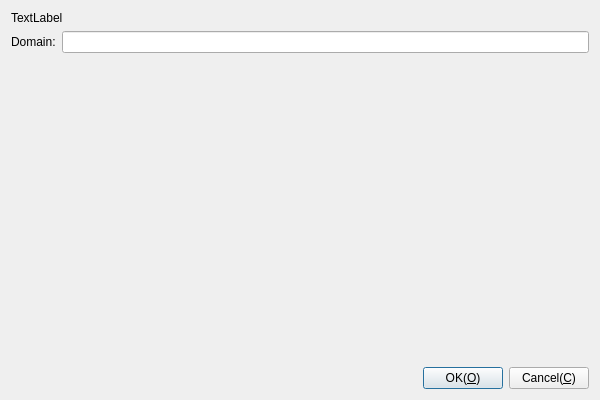
Above: Plugins/FreeRDP/Client/DlgGetUserPasswordFreeRDP.ui from KangLin/RabbitRemoteControl before the change. Below: the same form after it.
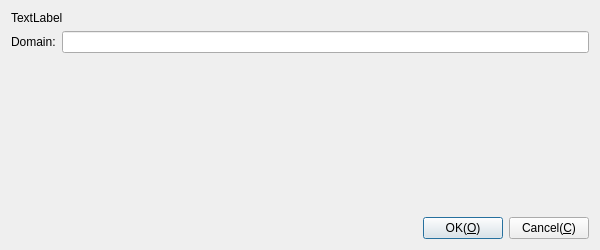
That is the form after the change. Custom widgets are drawn as their Qt base class.

Commit message: Plugins::FreeRDP: modify get user password dialog size

The edit to the form file:
```diff
--- a/Plugins/FreeRDP/Client/DlgGetUserPasswordFreeRDP.ui
+++ b/Plugins/FreeRDP/Client/DlgGetUserPasswordFreeRDP.ui
@@ -7,7 +7,7 @@
     <x>0</x>
     <y>0</y>
     <width>600</width>
-    <height>400</height>
+    <height>250</height>
    </rect>
   </property>
   <property name="windowTitle">
```
